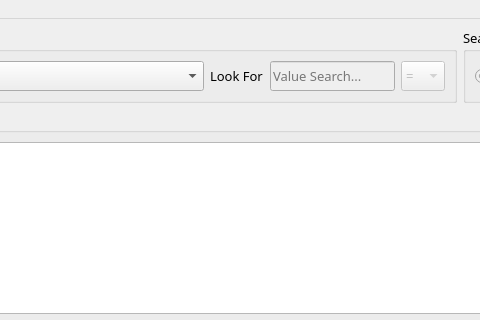
Qt form PyQt5 Backend and FrontEnd Design/Route88_DataViewerCmpnt.ui (CodexLink/Route88_HybridBusinessSystem) before a commit; both pictures show x 384 to 864 and y 0 to 320 of the 1137 by 416 pixel window.
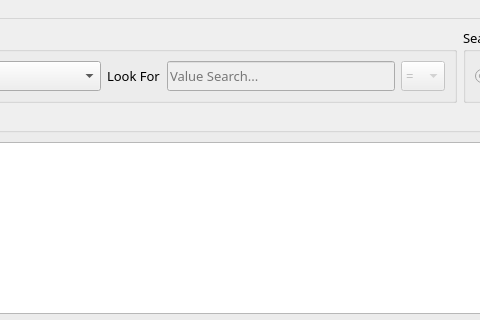
The same form after that commit. Icons and pictures are not drawn.

```diff
--- a/PyQt5 Backend and FrontEnd Design/Route88_DataViewerCmpnt.ui
+++ b/PyQt5 Backend and FrontEnd Design/Route88_DataViewerCmpnt.ui
@@ -212,7 +212,7 @@
               <bool>false</bool>
              </property>
              <property name="sizePolicy">
-              <sizepolicy hsizetype="Minimum" vsizetype="Ignored">
+              <sizepolicy hsizetype="MinimumExpanding" vsizetype="Ignored">
                <horstretch>0</horstretch>
                <verstretch>0</verstretch>
               </sizepolicy>
```
Left out of the diff: 2 changed lines with no effect on the pictures.
